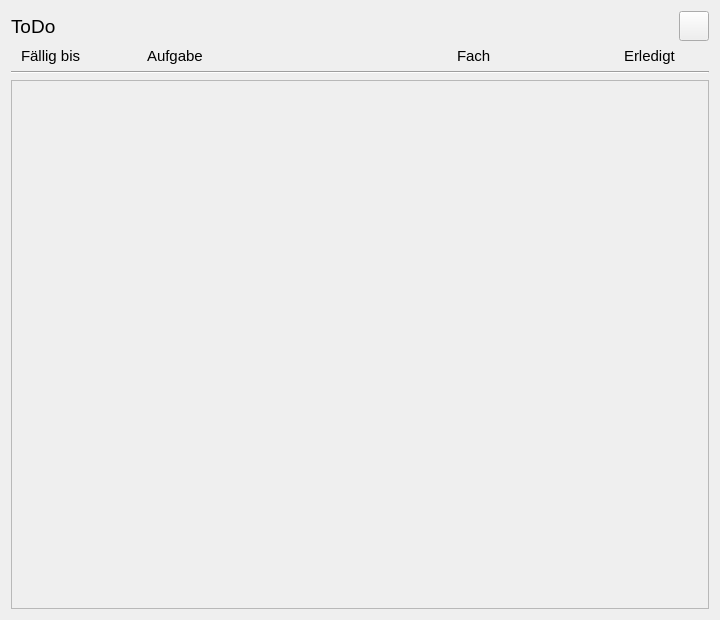
Above: todo.ui from orgnnice/OrgNNice before the change. Below: the same form after it.
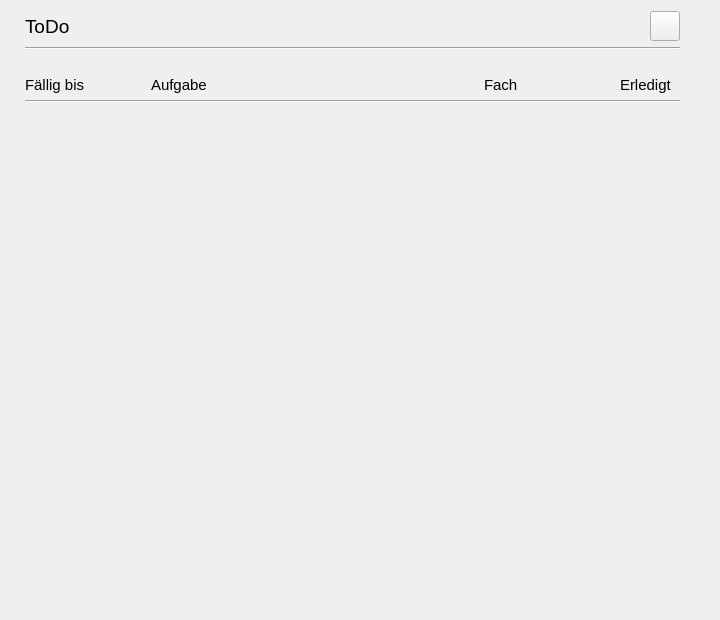
That is the form after the change. Icons and pictures are not drawn.

Commit message: todo and waitfor checkboxes, gui changes

```diff
--- a/todo.ui
+++ b/todo.ui
@@ -20,6 +20,20 @@
    <string>toDo</string>
   </property>
   <layout class="QVBoxLayout" name="verticalLayout">
+   <property name="leftMargin">
+    <number>0</number>
+   </property>
+   <property name="rightMargin">
+    <number>0</number>
+   </property>
+   <item>
+    <layout class="QVBoxLayout" name="verticalLayout_3">
+     <property name="leftMargin">
+      <number>25</number>
+     </property>
+     <property name="rightMargin">
+      <number>40</number>
+     </property>
    <item>
     <layout class="QHBoxLayout" name="horizontalLayout">
      <item>
@@ -81,16 +95,32 @@
      </item>
     </layout>
    </item>
+     <item>
+      <widget class="Line" name="line_2">
+       <property name="orientation">
+        <enum>Qt::Horizontal</enum>
+       </property>
+      </widget>
+     </item>
    <item>
     <layout class="QHBoxLayout" name="horizontalLayout_2">
      <property name="leftMargin">
-      <number>10</number>
+        <number>0</number>
+       </property>
+       <property name="topMargin">
+        <number>20</number>
      </property>
      <property name="rightMargin">
-      <number>25</number>
+        <number>0</number>
      </property>
      <item>
       <widget class="QLabel" name="label_2">
+         <property name="sizePolicy">
+          <sizepolicy hsizetype="Minimum" vsizetype="Fixed">
+           <horstretch>0</horstretch>
+           <verstretch>0</verstretch>
+          </sizepolicy>
+         </property>
        <property name="minimumSize">
         <size>
          <width>120</width>
@@ -115,9 +145,15 @@
      </item>
      <item>
       <widget class="QLabel" name="label_3">
+         <property name="sizePolicy">
+          <sizepolicy hsizetype="Fixed" vsizetype="Fixed">
+           <horstretch>0</horstretch>
+           <verstretch>0</verstretch>
+          </sizepolicy>
+         </property>
        <property name="minimumSize">
         <size>
-         <width>304</width>
+           <width>330</width>
          <height>0</height>
         </size>
        </property>
@@ -133,15 +169,21 @@
      </item>
      <item>
       <widget class="QLabel" name="label_5">
+         <property name="sizePolicy">
+          <sizepolicy hsizetype="Preferred" vsizetype="Fixed">
+           <horstretch>0</horstretch>
+           <verstretch>0</verstretch>
+          </sizepolicy>
+         </property>
        <property name="minimumSize">
         <size>
-         <width>160</width>
+           <width>130</width>
          <height>0</height>
         </size>
        </property>
        <property name="maximumSize">
         <size>
-         <width>160</width>
+           <width>150</width>
          <height>16777215</height>
         </size>
        </property>
@@ -157,6 +199,12 @@
      </item>
      <item alignment="Qt::AlignRight">
       <widget class="QLabel" name="label_4">
+         <property name="sizePolicy">
+          <sizepolicy hsizetype="Preferred" vsizetype="Fixed">
+           <horstretch>0</horstretch>
+           <verstretch>0</verstretch>
+          </sizepolicy>
+         </property>
        <property name="minimumSize">
         <size>
          <width>60</width>
@@ -165,7 +213,7 @@
        </property>
        <property name="maximumSize">
         <size>
-         <width>60</width>
+           <width>70</width>
          <height>16777215</height>
         </size>
        </property>
@@ -188,8 +236,19 @@
      </property>
     </widget>
    </item>
+    </layout>
+   </item>
    <item>
     <widget class="QScrollArea" name="scrollArea">
+     <property name="sizePolicy">
+      <sizepolicy hsizetype="Expanding" vsizetype="MinimumExpanding">
+       <horstretch>0</horstretch>
+       <verstretch>0</verstretch>
+      </sizepolicy>
+     </property>
+     <property name="frameShape">
+      <enum>QFrame::NoFrame</enum>
+     </property>
      <property name="widgetResizable">
       <bool>true</bool>
      </property>
@@ -201,11 +260,18 @@
        <rect>
         <x>0</x>
         <y>0</y>
-        <width>696</width>
-        <height>516</height>
+        <width>720</width>
+        <height>499</height>
        </rect>
       </property>
-      <layout class="QVBoxLayout" name="verticalLayout_2"/>
+      <layout class="QVBoxLayout" name="verticalLayout_2">
+       <property name="leftMargin">
+        <number>25</number>
+       </property>
+       <property name="rightMargin">
+        <number>25</number>
+       </property>
+      </layout>
      </widget>
     </widget>
    </item>
```
Lines whose indentation alone changed are shown as unchanged. The commit also changes 9 other files.
